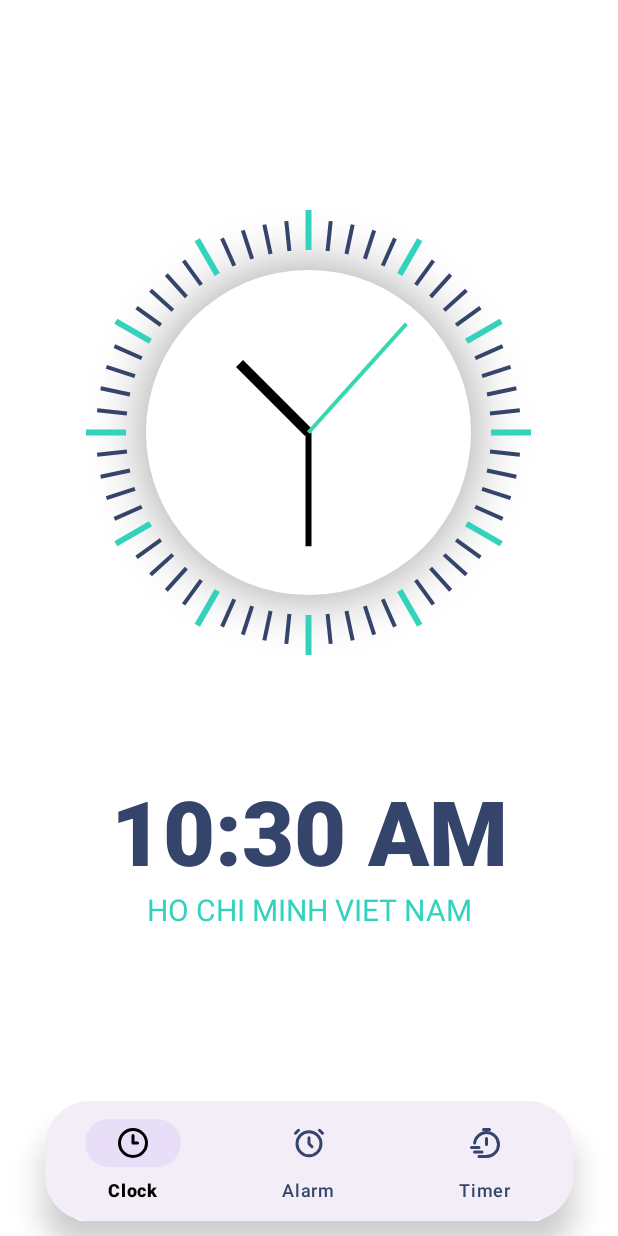
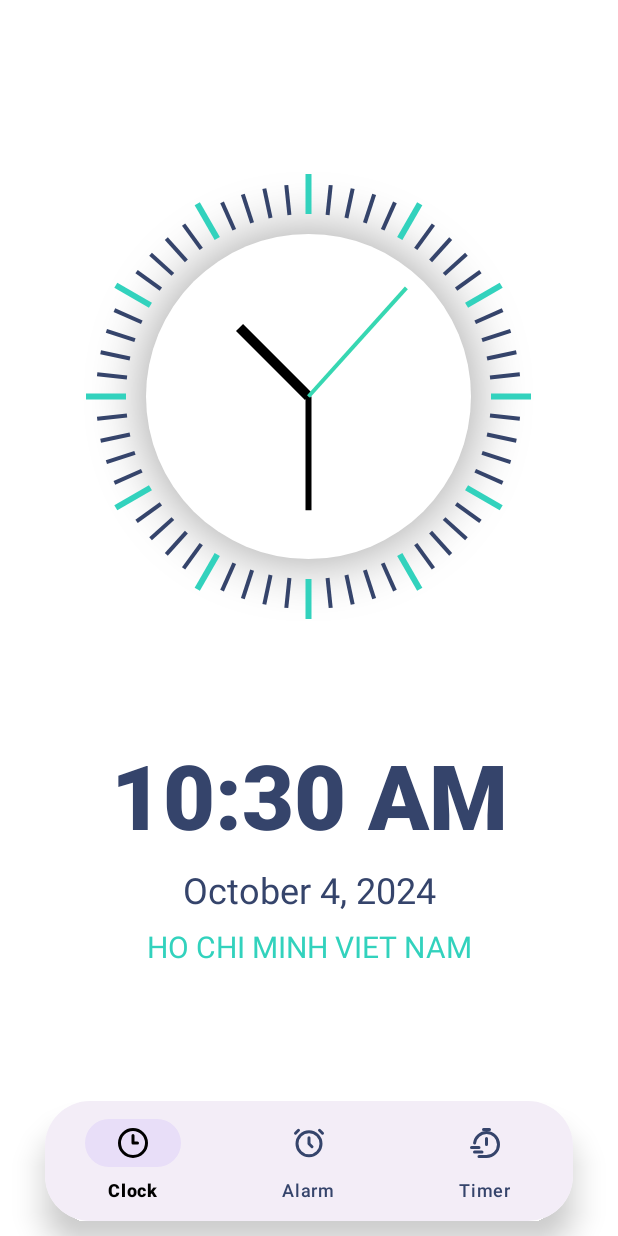
Before and after one commit to daiduoq-ng/lab1-nt131, an Android app: the screen it shows after launch (MainActivity), on a phone screen of 412 x 824 dp. Run offline under Robolectric (Android 15) with nearby library versions, the phone set to English and light mode, and no system bars.

Commit message:
Added date display

```diff
--- a/app/src/main/java/fragment/FragmentClock.java
+++ b/app/src/main/java/fragment/FragmentClock.java
@@ -16,17 +16,17 @@ import com.example.duongnvdssupperclock.R;
 
 public class FragmentClock extends Fragment {
     private TextView digitalClock;
-    private Handler handler = new Handler(); // Handler để cập nhật thời gian
+    private TextView dateView; // Thêm TextView cho ngày
+    private Handler handler = new Handler();
     private Runnable runnable = new Runnable() {
         @Override
         public void run() {
-            updateTime(); // Cập nhật thời gian
-            handler.postDelayed(this, 1000); // Cập nhật mỗi giây
+            updateDateTime(); // Đổi tên thành updateDateTime
+            handler.postDelayed(this, 1000);
         }
     };
 
     public FragmentClock() {
-
     }
 
     public static FragmentClock newInstance() {
@@ -37,8 +37,9 @@ public class FragmentClock extends Fragment {
     public View onCreateView(LayoutInflater inflater, ViewGroup container,
                              Bundle savedInstanceState) {
         View view = inflater.inflate(R.layout.fragment_clock, container, false);
-        digitalClock = view.findViewById(R.id.digitalClock); // Khởi tạo TextView từ View đã inflate
-        updateTime();
+        digitalClock = view.findViewById(R.id.digitalClock);
+        dateView = view.findViewById(R.id.dateView); // Khởi tạo TextView cho ngày
+        updateDateTime(); // Đổi tên thành updateDateTime
 
         handler.post(runnable);
 
@@ -51,13 +52,18 @@ public class FragmentClock extends Fragment {
         handler.removeCallbacks(runnable);
     }
 
-    private void updateTime() {
+    private void updateDateTime() {
+        Calendar calendar = Calendar.getInstance();
 
-        Calendar calendar = Calendar.getInstance();
-        SimpleDateFormat sdf = new SimpleDateFormat("hh:mm a", Locale.getDefault());
-        String currentTime = sdf.format(calendar.getTime());
+        // Format cho thời gian
+        SimpleDateFormat timeFormat = new SimpleDateFormat("hh:mm a", Locale.getDefault());
+        String currentTime = timeFormat.format(calendar.getTime());
 
+        // Format cho ngày
+        SimpleDateFormat dateFormat = new SimpleDateFormat("MMMM d, yyyy", Locale.getDefault());
+        String currentDate = dateFormat.format(calendar.getTime());
 
         digitalClock.setText(currentTime);
+        dateView.setText(currentDate);
     }
 }
--- a/app/src/main/res/layout/fragment_clock.xml
+++ b/app/src/main/res/layout/fragment_clock.xml
@@ -4,7 +4,6 @@
     android:layout_height="match_parent"
     android:orientation="vertical"
     android:gravity="center">
-
 
     <com.example.duongnvdssupperclock.CustomAnalogClock
         android:id="@+id/analogClock"
@@ -19,12 +18,21 @@
         android:layout_marginTop="50dp"
         android:fontFamily="sans-serif-black"
         android:text="08:27 PM"
-
         android:textAlignment="center"
         android:textAllCaps="false"
         android:textColor="#35446b"
         android:textSize="60sp"
         android:textStyle="bold" />
+
+    <TextView
+        android:id="@+id/dateView"
+        android:layout_width="match_parent"
+        android:layout_height="wrap_content"
+        android:text="October 4, 2024"
+        android:textAlignment="center"
+        android:textColor="#35446b"
+        android:textSize="24sp"
+        android:layout_marginTop="8dp" />
 
     <TextView
         android:id="@+id/textView3"
@@ -33,6 +41,7 @@
         android:text="HO CHI MINH VIET NAM"
         android:textAlignment="center"
         android:textColor="#32d2bd"
-        android:textSize="20sp" />
+        android:textSize="20sp"
+        android:layout_marginTop="8dp" />
 
 </LinearLayout>
```
